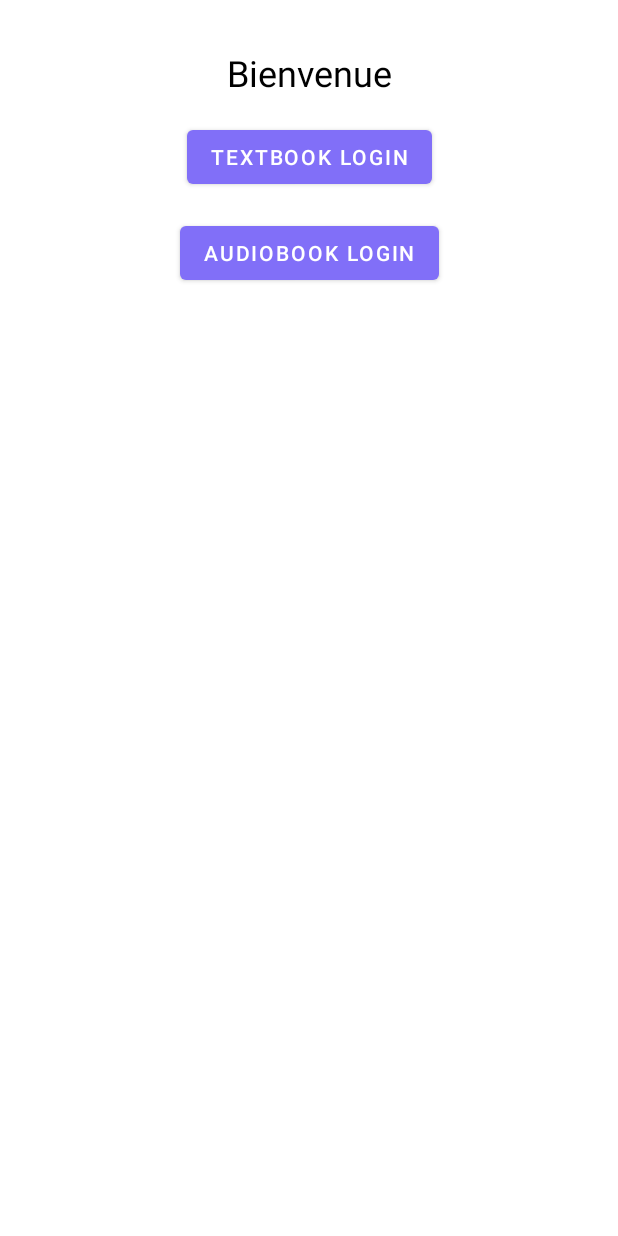
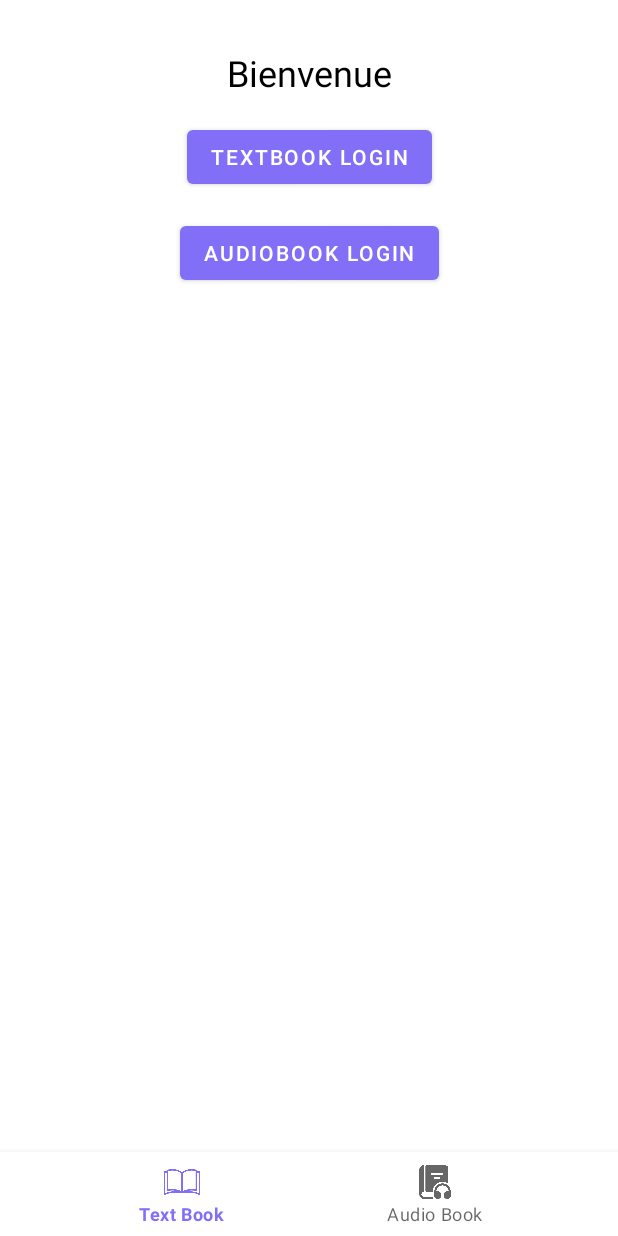
Before and after one commit to romainlancelot/abs-reader, an Android app: the screen it shows after launch (HubActivity), on a phone screen of 412 x 824 dp. Run offline under Robolectric (Android 15) with nearby library versions, the phone set to English and light mode, and no system bars.

Commit message:
Refactor activities to extend BaseActivity and update layout inflation method

```diff
--- a/client/app/src/main/kotlin/com/absreader/ui/hub/HubActivity.kt
+++ b/client/app/src/main/kotlin/com/absreader/ui/hub/HubActivity.kt
@@ -3,34 +3,19 @@ package com.absreader.ui.hub
 import android.content.Intent
 import android.os.Bundle
 import android.widget.Button
-import androidx.appcompat.app.AppCompatActivity
+import android.widget.FrameLayout
 import com.absreader.R
 import com.absreader.ui.audio_book_log_in.AudioBookLogInActivity
+import com.absreader.ui.base.BaseActivity
 import com.absreader.ui.text_book_log_in.TextBookLogInActivity
-import com.google.android.material.bottomnavigation.BottomNavigationView
 
-class HubActivity : AppCompatActivity() {
+class HubActivity : BaseActivity() {
 
     override fun onCreate(savedInstanceState: Bundle?) {
         super.onCreate(savedInstanceState)
-        setContentView(R.layout.activity_hub)
 
-        val bottomNavigationView = findViewById<BottomNavigationView>(R.id.bottom_navigation)
-        bottomNavigationView.setOnNavigationItemSelectedListener { item ->
-            when (item.itemId) {
-                R.id.navigation_text_book -> {
-                    val intent = Intent(this, TextBookLogInActivity::class.java)
-                    startActivity(intent)
-                    true
-                }
-                R.id.navigation_audio_book -> {
-                    val intent = Intent(this, AudioBookLogInActivity::class.java)
-                    startActivity(intent)
-                    true
-                }
-                else -> false
-            }
-        }
+        val container = findViewById<FrameLayout>(R.id.container)
+        layoutInflater.inflate(R.layout.activity_hub, container, true)
 
         val textBookLoginButton: Button = findViewById(R.id.textBookLoginButton)
         val audioBookLoginButton: Button = findViewById(R.id.audioBookLoginButton)
@@ -45,5 +30,4 @@ class HubActivity : AppCompatActivity() {
             finish()
         }
     }
-
 }
--- /dev/null
+++ b/client/app/src/main/res/layout/activity_base.xml
@@ -0,0 +1,23 @@
+<androidx.constraintlayout.widget.ConstraintLayout xmlns:android="http://schemas.android.com/apk/res/android"
+    xmlns:app="http://schemas.android.com/apk/res-auto"
+    xmlns:tools="http://schemas.android.com/tools"
+    android:layout_width="match_parent"
+    android:layout_height="match_parent"
+    tools:context=".ui.base.BaseActivity">
+
+    <FrameLayout
+        android:id="@+id/container"
+        android:layout_width="match_parent"
+        android:layout_height="0dp"
+        android:layout_marginBottom="56dp"
+        app:layout_constraintTop_toTopOf="parent" />
+
+    <com.google.android.material.bottomnavigation.BottomNavigationView
+        android:id="@+id/bottom_navigation"
+        android:layout_width="match_parent"
+        android:layout_height="wrap_content"
+        android:layout_alignParentBottom="true"
+        app:layout_constraintBottom_toBottomOf="parent"
+        app:menu="@menu/bottom_navigation_menu" />
+
+</androidx.constraintlayout.widget.ConstraintLayout>
```
Also changed, not shown: client/app/src/main/kotlin/com/absreader/ui/audio_book_home/AudioBookHomeActivity.kt (+5 -3 lines), client/app/src/main/kotlin/com/absreader/ui/audio_book_library_book/AudioBookLibraryBookActivity.kt (+5 -3 lines), client/app/src/main/kotlin/com/absreader/ui/audio_book_player/AudioBookPlayerActivity.kt (+5 -3 lines), client/app/src/main/kotlin/com/absreader/ui/audio_book_selected_text_book_menu/AudioBookSelectedTextBookMenuActivity.kt (+5 -5 lines).
